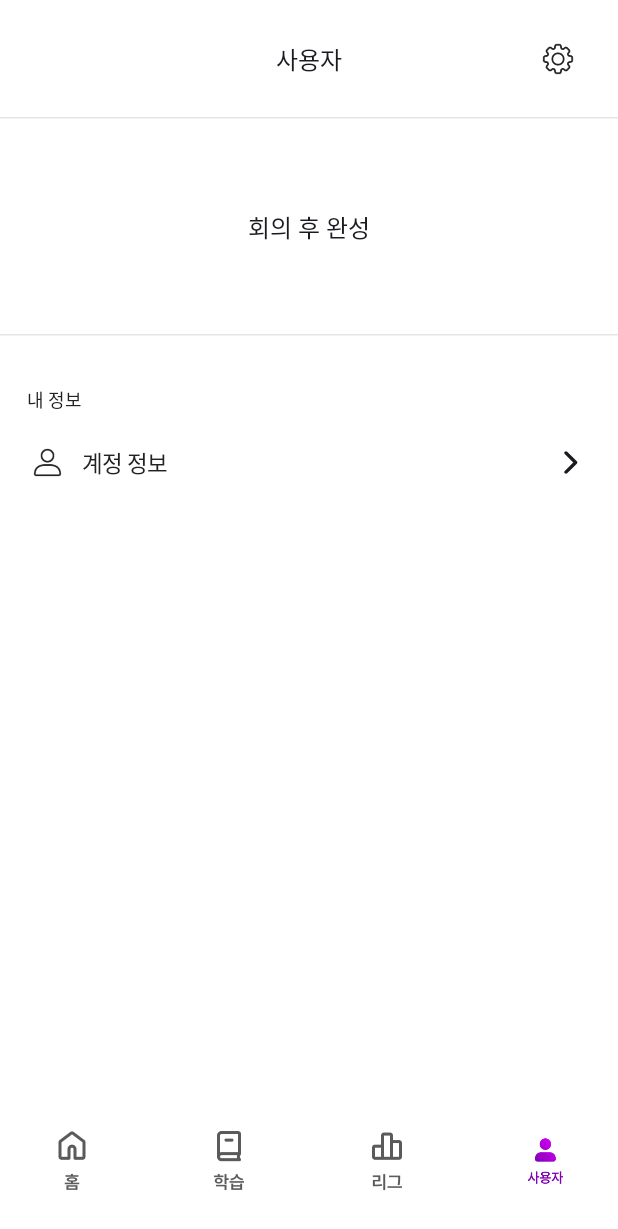
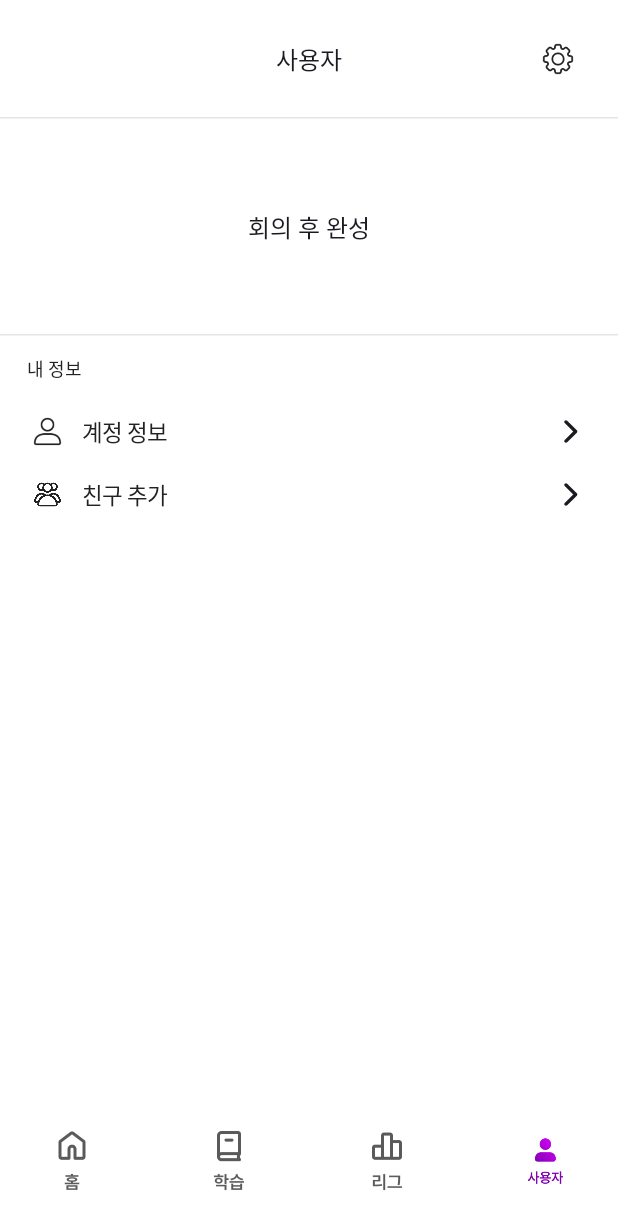
Before and after one commit to Team-Gravit/gravit-aos, an Android app built with Jetpack Compose: the MainScreen screen opened through its navigation route, item 4 of the bottom bar chosen, on a phone screen of 412 x 824 dp. Shown: the top 1229 px of the screen. Run offline under Robolectric (Android 15) with nearby library versions, the phone set to English and light mode, and no system bars; Roboto replaces fonts that are not available here.

Commit message:
프로필 색 수정, 세부 조정

```diff
--- a/app/build.gradle.kts
+++ b/app/build.gradle.kts
@@ -51,6 +51,8 @@ dependencies {
     implementation(libs.androidx.material3)
     implementation(libs.navigation.compose)
 
+    implementation("com.google.android.gms:play-services-auth:21.2.0")
+
     testImplementation(libs.junit)
     androidTestImplementation(libs.androidx.junit)
     androidTestImplementation(libs.androidx.espresso.core)
--- a/app/src/main/java/com/example/gravit/login/ProfileSetting.kt
+++ b/app/src/main/java/com/example/gravit/login/ProfileSetting.kt
@@ -146,8 +146,8 @@ fun ProfileSwitcher(
     onProfileSelected: (Int) -> Unit = {} //서버 전송용
 ) {
     val profileColor = listOf( //컬러 팔레트가 안 보여서 임시로 9가지 색상을 넣어놨음
-        Color.Red, Color.Black, Color.Blue, Color.Cyan, Color.Yellow
-        ,Color.DarkGray, Color.Gray, Color.Green, Color.Magenta,
+        Color(0xFFEB1D64), Color(0xFFF44336), Color(0xFFFFEA3F), Color(0xFF4CAE51), Color(0xFF53A8EB),
+        Color(0xFF9D27B0) ,Color(0xFF673AB7), Color(0xFF3F50B5), Color(0xFF808081), Color(0xFF000000),
     )
     val screenWidth = LocalScreenWidth.current
     val screenHeight = LocalScreenHeight.current
--- a/app/src/main/java/com/example/gravit/main/Study/MultipleChoice.kt
+++ b/app/src/main/java/com/example/gravit/main/Study/MultipleChoice.kt
@@ -37,7 +37,7 @@ fun MultipleChoice() {
             Box(
                 modifier = Modifier
                     .fillMaxWidth()
-                    .height(80.dp)
+                    .height(100.dp)
             ) {
                 Text(
                     text = "챕터 이름",
--- a/app/src/main/java/com/example/gravit/main/Study/ShortAnswer.kt
+++ b/app/src/main/java/com/example/gravit/main/Study/ShortAnswer.kt
@@ -39,7 +39,7 @@ fun ShortAnswer() {
             Box(
                 modifier = Modifier
                     .fillMaxWidth()
-                    .height(80.dp)
+                    .height(60.dp)
             ) {
                 Text(
                     text = "챕터 이름",
@@ -204,11 +204,12 @@ fun ShortAnswer() {
                         textAlign = TextAlign.Center,
                         fontSize = 16.sp
                     )
-                    }
                 }
             }
         }
     }
+}
+
 @Composable
 fun AnswerInputField(
     text: String,
--- a/app/src/main/java/com/example/gravit/main/Study/StudyScreen.kt
+++ b/app/src/main/java/com/example/gravit/main/Study/StudyScreen.kt
@@ -67,7 +67,7 @@ fun StudyScreen(navController: NavController){
                 Box(
                     modifier = Modifier
                         .fillMaxWidth()
-                        .height(screenHeight * (70f / 740f))
+                        .height(100.dp)
                         .background(Color.White),
                     contentAlignment = Alignment.Center
                 ){
--- a/app/src/main/java/com/example/gravit/main/User/UserScreen.kt
+++ b/app/src/main/java/com/example/gravit/main/User/UserScreen.kt
@@ -165,6 +165,39 @@ fun UserScreen() {
                                 }
                         )
                     }
+                    Box(
+                        modifier = Modifier
+                            .fillMaxWidth()
+                            .height(screenHeight * (38f / 740f)),
+                        contentAlignment = Alignment.CenterStart
+                    ) {
+                        Image(
+                            painter = painterResource(id = R.drawable.group),
+                            contentDescription = "user",
+                            modifier = Modifier.size(screenWidth * (24f / 360f))
+                        )
+
+                        Text(
+                            text = "친구 추가",
+                            style = TextStyle(
+                                fontSize = 15.sp,
+                                fontWeight = FontWeight.Medium,
+                                fontFamily = pretendard
+                            ),
+                            color = Color(0xFF222222),
+                            modifier = Modifier.padding(start = screenWidth * (32f / 360f))
+                        )
+
+                        Icon(
+                            imageVector = ImageVector.vectorResource(id = R.drawable.left_line),
+                            contentDescription = "account info",
+                            modifier = Modifier
+                                .size(screenWidth * (24f / 360f))
+                                .align(Alignment.CenterEnd)
+                                .clickable {
+                                }
+                        )
+                    }
                 }
             }
         }
--- a/app/src/main/java/com/example/gravit/navigation/AppNavigation.kt
+++ b/app/src/main/java/com/example/gravit/navigation/AppNavigation.kt
@@ -14,11 +14,12 @@ import com.example.gravit.splash.SplashScreen
 fun AppNavigation() {
     val navController = rememberNavController()
 
-    NavHost(navController = navController, startDestination = "profile setting") {
+    NavHost(navController = navController, startDestination = "main") {
         composable("splash") { SplashScreen(navController) }
         composable("login choice") { LoginScreen(navController) }
         composable("profile setting") { ProfileSetting(navController) }
         composable("profile finish") { ProfileFinish(navController) }
         composable("main") { MainScreen() }
+        composable("short") {ShortAnswer()}
     }
 }
```
Also changed, not shown: app/src/main/res/drawable/group.png (added), 2 other files.
